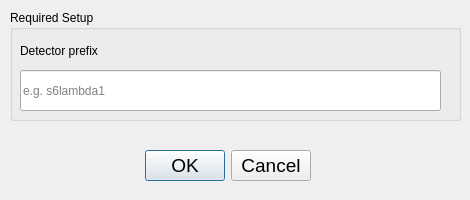
AdvancedPhotonSource/DashPVA, file src/dashpva/gui/pv_config.ui: the form before one commit.
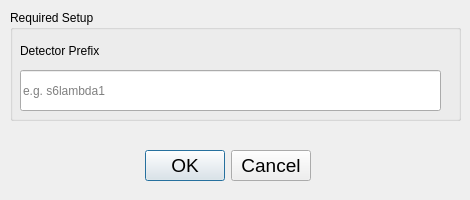
The form after the commit.

```diff
--- a/src/dashpva/gui/pv_config.ui
+++ b/src/dashpva/gui/pv_config.ui
@@ -51,7 +51,7 @@
      </rect>
     </property>
     <property name="text">
-     <string>Detector prefix</string>
+     <string>Detector Prefix</string>
     </property>
    </widget>
   </widget>
```
